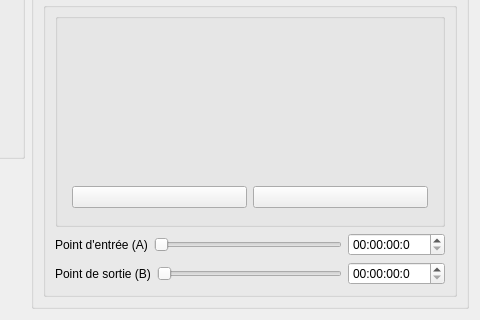
This is src/View/videopane.ui in cinemaouvert/OCT as Qt 5 draws it before an edit; both pictures show x 425 to 905 and y 180 to 500 of the 905 by 500 pixel window. The edited form follows.
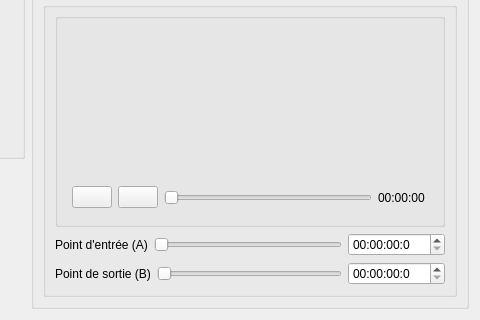
This is the edited form. Icons and pictures are not drawn. Custom widgets are drawn as their Qt base class.

```diff
--- a/src/View/videopane.ui
+++ b/src/View/videopane.ui
@@ -1034,6 +1034,26 @@
                  </property>
                 </widget>
                </item>
+               <item>
+                <widget class="QSlider" name="timeSlider">
+                 <property name="orientation">
+                  <enum>Qt::Horizontal</enum>
+                 </property>
+                </widget>
+               </item>
+               <item>
+                <widget class="QLabel" name="timeLabel">
+                 <property name="minimumSize">
+                  <size>
+                   <width>50</width>
+                   <height>0</height>
+                  </size>
+                 </property>
+                 <property name="text">
+                  <string>00:00:00</string>
+                 </property>
+                </widget>
+               </item>
               </layout>
              </widget>
             </item>
```
